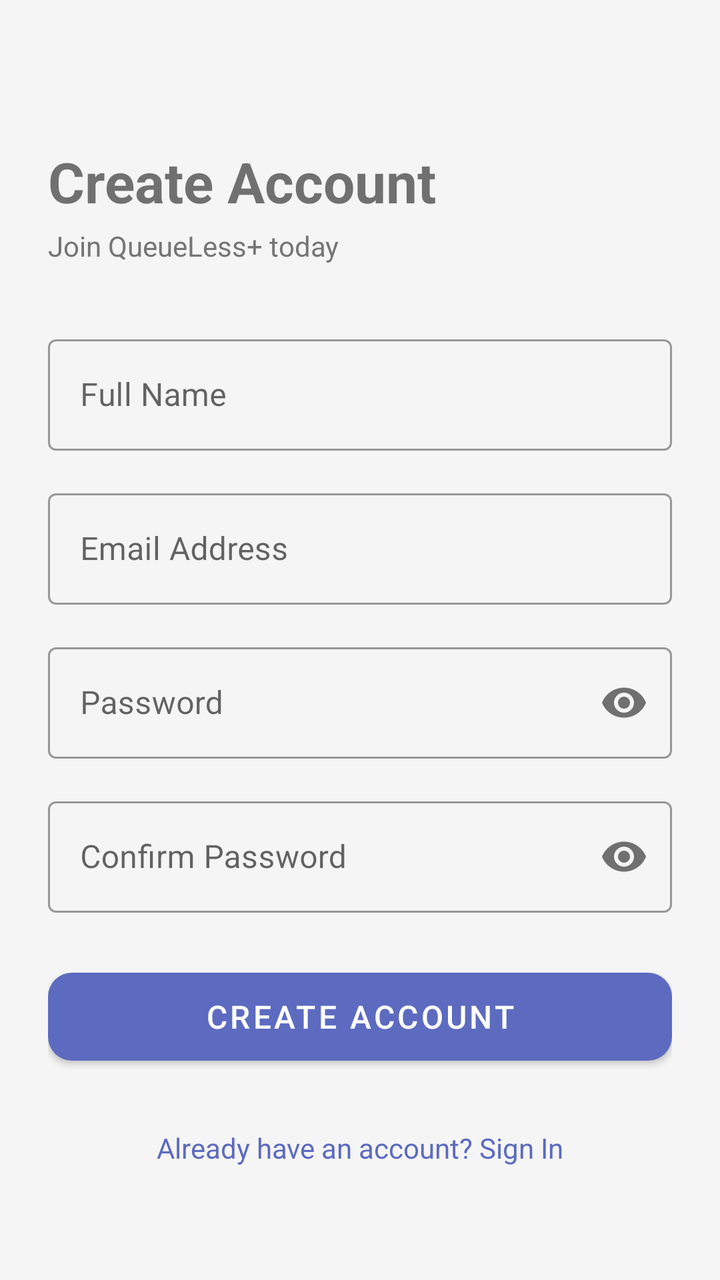
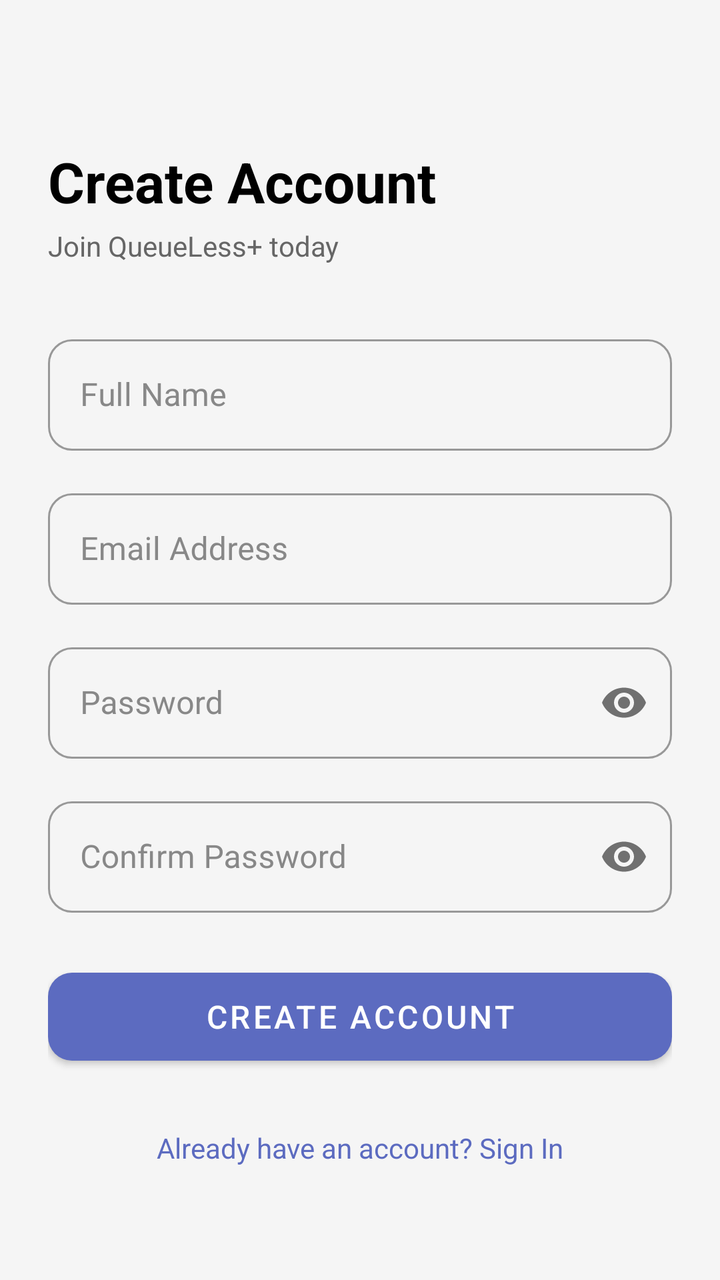

An Android layout rendered at two revisions. The XML below is the earlier revision; the diff shows what the commit changed to produce the second picture.
<!-- AndroidManifest.xml: application theme Theme.QueueLessPlus -->
<!-- res/layout/activity_register.xml -->
<?xml version="1.0" encoding="utf-8"?>
<ScrollView xmlns:android="http://schemas.android.com/apk/res/android"
    xmlns:app="http://schemas.android.com/apk/res-auto"
    android:layout_width="match_parent"
    android:layout_height="match_parent"
    android:fillViewport="true">

    <androidx.constraintlayout.widget.ConstraintLayout
        android:layout_width="match_parent"
        android:layout_height="wrap_content"
        android:padding="24dp">

        <TextView
            android:id="@+id/tvTitle"
            android:layout_width="wrap_content"
            android:layout_height="wrap_content"
            android:layout_marginTop="48dp"
            android:text="Create Account"
            android:textSize="28sp"
            android:textStyle="bold"
            app:layout_constraintStart_toStartOf="parent"
            app:layout_constraintTop_toTopOf="parent" />

        <TextView
            android:id="@+id/tvSubtitle"
            android:layout_width="wrap_content"
            android:layout_height="wrap_content"
            android:layout_marginTop="4dp"
            android:text="Join QueueLess+ today"
            android:textColor="@color/colorTextSecondary"
            app:layout_constraintStart_toStartOf="parent"
            app:layout_constraintTop_toBottomOf="@id/tvTitle" />

        <com.google.android.material.textfield.TextInputLayout
            android:id="@+id/tilName"
            style="@style/Widget.MaterialComponents.TextInputLayout.OutlinedBox"
            android:layout_width="0dp"
            android:layout_height="wrap_content"
            android:layout_marginTop="32dp"
            android:hint="Full Name"
            app:layout_constraintEnd_toEndOf="parent"
            app:layout_constraintStart_toStartOf="parent"
            app:layout_constraintTop_toBottomOf="@id/tvSubtitle">
            <com.google.android.material.textfield.TextInputEditText
                android:id="@+id/etName"
                android:layout_width="match_parent"
                android:layout_height="wrap_content"
                android:inputType="textPersonName"
                android:imeOptions="actionNext" />
        </com.google.android.material.textfield.TextInputLayout>

        <com.google.android.material.textfield.TextInputLayout
            android:id="@+id/tilEmail"
            style="@style/Widget.MaterialComponents.TextInputLayout.OutlinedBox"
            android:layout_width="0dp"
            android:layout_height="wrap_content"
            android:layout_marginTop="16dp"
            android:hint="Email Address"
            app:layout_constraintEnd_toEndOf="parent"
            app:layout_constraintStart_toStartOf="parent"
            app:layout_constraintTop_toBottomOf="@id/tilName">
            <com.google.android.material.textfield.TextInputEditText
                android:id="@+id/etEmail"
                android:layout_width="match_parent"
                android:layout_height="wrap_content"
                android:inputType="textEmailAddress"
                android:imeOptions="actionNext" />
        </com.google.android.material.textfield.TextInputLayout>

        <com.google.android.material.textfield.TextInputLayout
            android:id="@+id/tilPassword"
            style="@style/Widget.MaterialComponents.TextInputLayout.OutlinedBox"
            android:layout_width="0dp"
            android:layout_height="wrap_content"
            android:layout_marginTop="16dp"
            android:hint="Password"
            app:layout_constraintEnd_toEndOf="parent"
            app:layout_constraintStart_toStartOf="parent"
            app:layout_constraintTop_toBottomOf="@id/tilEmail"
            app:passwordToggleEnabled="true">
            <com.google.android.material.textfield.TextInputEditText
                android:id="@+id/etPassword"
                android:layout_width="match_parent"
                android:layout_height="wrap_content"
                android:inputType="textPassword"
                android:imeOptions="actionNext" />
        </com.google.android.material.textfield.TextInputLayout>

        <com.google.android.material.textfield.TextInputLayout
            android:id="@+id/tilConfirmPassword"
            style="@style/Widget.MaterialComponents.TextInputLayout.OutlinedBox"
            android:layout_width="0dp"
            android:layout_height="wrap_content"
            android:layout_marginTop="16dp"
            android:hint="Confirm Password"
            app:layout_constraintEnd_toEndOf="parent"
            app:layout_constraintStart_toStartOf="parent"
            app:layout_constraintTop_toBottomOf="@id/tilPassword"
            app:passwordToggleEnabled="true">
            <com.google.android.material.textfield.TextInputEditText
                android:id="@+id/etConfirmPassword"
                android:layout_width="match_parent"
                android:layout_height="wrap_content"
                android:inputType="textPassword"
                android:imeOptions="actionDone" />
        </com.google.android.material.textfield.TextInputLayout>

        <ProgressBar
            android:id="@+id/progressBar"
            android:layout_width="wrap_content"
            android:layout_height="wrap_content"
            android:layout_marginTop="20dp"
            android:visibility="gone"
            app:layout_constraintEnd_toEndOf="parent"
            app:layout_constraintStart_toStartOf="parent"
            app:layout_constraintTop_toBottomOf="@id/tilConfirmPassword" />

        <com.google.android.material.button.MaterialButton
            android:id="@+id/btnRegister"
            android:layout_width="0dp"
            android:layout_height="56dp"
            android:layout_marginTop="24dp"
            android:text="Create Account"
            android:textSize="16sp"
            app:cornerRadius="12dp"
            app:layout_constraintEnd_toEndOf="parent"
            app:layout_constraintStart_toStartOf="parent"
            app:layout_constraintTop_toBottomOf="@id/tilConfirmPassword" />

        <TextView
            android:id="@+id/tvLogin"
            android:layout_width="wrap_content"
            android:layout_height="wrap_content"
            android:layout_marginTop="20dp"
            android:padding="8dp"
            android:text="Already have an account? Sign In"
            android:textColor="@color/colorPrimary"
            app:layout_constraintEnd_toEndOf="parent"
            app:layout_constraintStart_toStartOf="parent"
            app:layout_constraintTop_toBottomOf="@id/btnRegister" />

    </androidx.constraintlayout.widget.ConstraintLayout>
</ScrollView>
<!-- resources referenced by this layout -->
<resources>
  <color name="colorPrimary">#5C6BC0</color>
  <color name="colorTextSecondary">#757575</color>
  <style name="Theme.QueueLessPlus" parent="Theme.MaterialComponents.DayNight.NoActionBar">
          <item name="colorPrimary">@color/colorPrimary</item>
          <item name="colorPrimaryVariant">@color/colorPrimaryDark</item>
          <item name="colorOnPrimary">@color/white</item>
          <item name="colorSecondary">@color/colorAccent</item>
          <item name="colorOnSecondary">@color/white</item>
          <item name="android:colorBackground">@color/colorBackground</item>
          <item name="colorSurface">@color/colorSurface</item>
          <item name="colorError">@color/colorError</item>
          <item name="android:statusBarColor" tools:targetApi="l">@color/colorPrimaryDark</item>
          <item name="android:windowBackground">@color/colorBackground</item>
          <item name="textInputStyle">@style/Widget.MaterialComponents.TextInputLayout.OutlinedBox</item>
      </style>
  <color name="colorPrimaryDark">#3949AB</color>
  <color name="white">#FFFFFF</color>
  <color name="colorAccent">#FF7043</color>
  <color name="colorBackground">#F5F5F5</color>
  <color name="colorSurface">#FFFFFF</color>
  <color name="colorError">#F44336</color>
</resources>

<!-- the commit's change to res/layout/activity_register.xml (unified diff, before → after) -->
@@ -18,6 +18,9 @@
             android:text="Create Account"
             android:textSize="28sp"
             android:textStyle="bold"
+            android:textColor="@android:color/black"
+            android:textColorHint="#888888"
+            android:textColorHighlight="@color/colorPrimary"
             app:layout_constraintStart_toStartOf="parent"
             app:layout_constraintTop_toTopOf="parent" />
 
@@ -38,6 +41,9 @@
             android:layout_height="wrap_content"
             android:layout_marginTop="32dp"
             android:hint="Full Name"
+            android:textColor="@android:color/black"
+            android:textColorHint="#888888"
+            android:textColorHighlight="@color/colorPrimary"
             app:layout_constraintEnd_toEndOf="parent"
             app:layout_constraintStart_toStartOf="parent"
             app:layout_constraintTop_toBottomOf="@id/tvSubtitle">
@@ -46,6 +52,9 @@
                 android:layout_width="match_parent"
                 android:layout_height="wrap_content"
                 android:inputType="textPersonName"
+                android:textColor="@android:color/black"
+                android:textColorHint="#888888"
+                android:textColorHighlight="@color/colorPrimary"
                 android:imeOptions="actionNext" />
         </com.google.android.material.textfield.TextInputLayout>
 
@@ -56,6 +65,9 @@
             android:layout_height="wrap_content"
             android:layout_marginTop="16dp"
             android:hint="Email Address"
+            android:textColor="@android:color/black"
+            android:textColorHint="#888888"
+            android:textColorHighlight="@color/colorPrimary"
             app:layout_constraintEnd_toEndOf="parent"
             app:layout_constraintStart_toStartOf="parent"
             app:layout_constraintTop_toBottomOf="@id/tilName">
@@ -64,6 +76,9 @@
                 android:layout_width="match_parent"
                 android:layout_height="wrap_content"
                 android:inputType="textEmailAddress"
+                android:textColor="@android:color/black"
+                android:textColorHint="#888888"
+                android:textColorHighlight="@color/colorPrimary"
                 android:imeOptions="actionNext" />
         </com.google.android.material.textfield.TextInputLayout>
 
@@ -75,6 +90,9 @@
             android:layout_marginTop="16dp"
             android:hint="Password"
             app:layout_constraintEnd_toEndOf="parent"
+            android:textColor="@android:color/black"
+            android:textColorHint="#888888"
+            android:textColorHighlight="@color/colorPrimary"
             app:layout_constraintStart_toStartOf="parent"
             app:layout_constraintTop_toBottomOf="@id/tilEmail"
             app:passwordToggleEnabled="true">
@@ -83,6 +101,9 @@
                 android:layout_width="match_parent"
                 android:layout_height="wrap_content"
                 android:inputType="textPassword"
+                android:textColor="@android:color/black"
+                android:textColorHint="#888888"
+                android:textColorHighlight="@color/colorPrimary"
                 android:imeOptions="actionNext" />
         </com.google.android.material.textfield.TextInputLayout>
 
@@ -93,6 +114,9 @@
             android:layout_height="wrap_content"
             android:layout_marginTop="16dp"
             android:hint="Confirm Password"
+            android:textColor="@android:color/black"
+            android:textColorHint="#888888"
+            android:textColorHighlight="@color/colorPrimary"
             app:layout_constraintEnd_toEndOf="parent"
             app:layout_constraintStart_toStartOf="parent"
             app:layout_constraintTop_toBottomOf="@id/tilPassword"
@@ -102,6 +126,9 @@
                 android:layout_width="match_parent"
                 android:layout_height="wrap_content"
                 android:inputType="textPassword"
+                android:textColor="@android:color/black"
+                android:textColorHint="#888888"
+                android:textColorHighlight="@color/colorPrimary"
                 android:imeOptions="actionDone" />
         </com.google.android.material.textfield.TextInputLayout>
 
<!-- resource entries referenced after the edit -->
@@ -1,25 +1,66 @@
 <!-- resources referenced by this layout -->
 <resources>
   <color name="colorPrimary">#5C6BC0</color>
-  <color name="colorTextSecondary">#757575</color>
+  <color name="colorTextSecondary">#666666</color>
   <style name="Theme.QueueLessPlus" parent="Theme.MaterialComponents.DayNight.NoActionBar">
+  
+          
           <item name="colorPrimary">@color/colorPrimary</item>
           <item name="colorPrimaryVariant">@color/colorPrimaryDark</item>
           <item name="colorOnPrimary">@color/white</item>
+  
           <item name="colorSecondary">@color/colorAccent</item>
           <item name="colorOnSecondary">@color/white</item>
+  
+          
           <item name="android:colorBackground">@color/colorBackground</item>
           <item name="colorSurface">@color/colorSurface</item>
-          <item name="colorError">@color/colorError</item>
+  
+          
+          <item name="android:textColor">@color/colorTextPrimary</item>
+          <item name="android:textColorPrimary">@color/colorTextPrimary</item>
+          <item name="android:textColorSecondary">#888888</item>
+          <item name="android:textColorHint">#888888</item>
+  
+          
+          <item name="colorOnSurface">@color/colorTextPrimary</item>
+          <item name="hintTextColor">#888888</item>
+  
+          
           <item name="android:statusBarColor" tools:targetApi="l">@color/colorPrimaryDark</item>
+  
+          
           <item name="android:windowBackground">@color/colorBackground</item>
-          <item name="textInputStyle">@style/Widget.MaterialComponents.TextInputLayout.OutlinedBox</item>
+  
+          
+          <item name="textInputStyle">@style/QueueLess.TextInputLayout</item>
+  
       </style>
   <color name="colorPrimaryDark">#3949AB</color>
   <color name="white">#FFFFFF</color>
   <color name="colorAccent">#FF7043</color>
   <color name="colorBackground">#F5F5F5</color>
   <color name="colorSurface">#FFFFFF</color>
-  <color name="colorError">#F44336</color>
+  <color name="colorTextPrimary">#000000</color>
+  <style name="QueueLess.TextInputLayout" parent="Widget.MaterialComponents.TextInputLayout.OutlinedBox">
+  
+          
+          <item name="boxCornerRadiusTopStart">12dp</item>
+          <item name="boxCornerRadiusTopEnd">12dp</item>
+          <item name="boxCornerRadiusBottomStart">12dp</item>
+          <item name="boxCornerRadiusBottomEnd">12dp</item>
+  
+          
+          <item name="android:textColor">@color/colorTextPrimary</item>
+          <item name="android:textColorHint">#888888</item>
+          <item name="hintTextColor">#888888</item>
+  
+          
+          <item name="boxStrokeColor">@color/colorPrimary</item>
+  
+          
+          <item name="colorOnSurface">@color/colorTextPrimary</item>
+  
+      </style>
 </resources>
 
